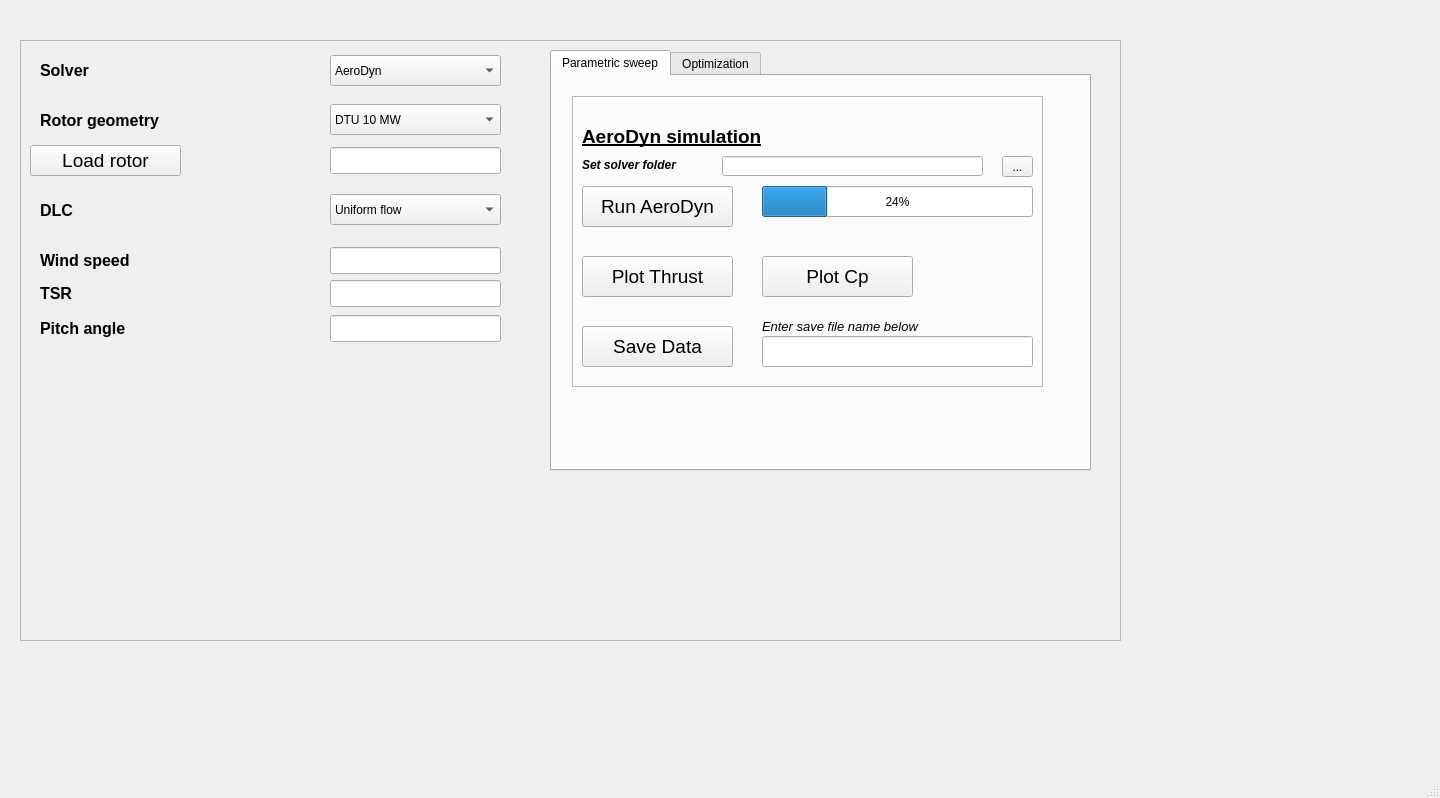
Old version of the form openturbinecode/aerodynamics/Config.ui in the repository OpenTurbineCoDe/OpenTurbineCoDe.
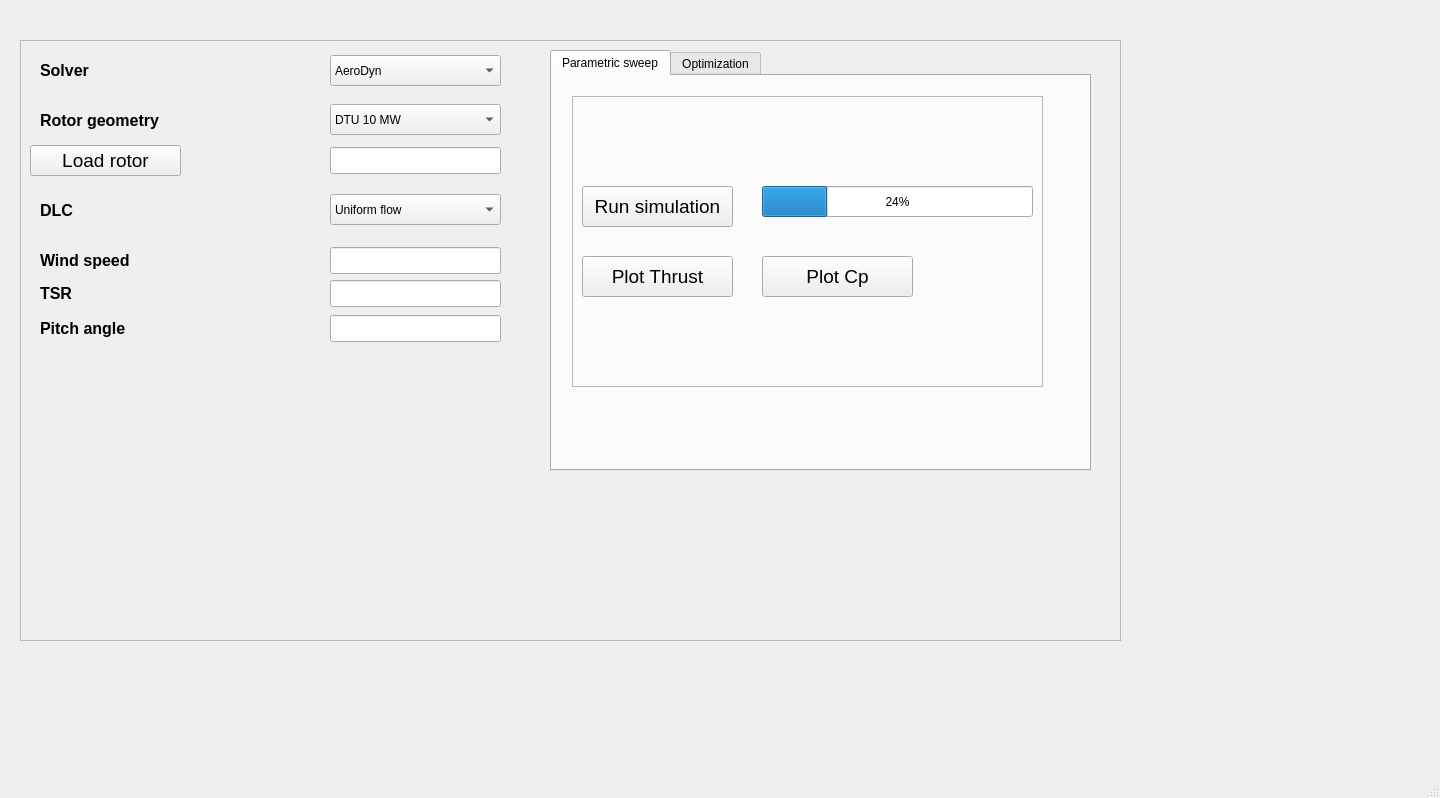
New version of the form.

Commit message: :lipstick: cleaning GUIs

The edit to the form file:
```diff
--- a/openturbinecode/aerodynamics/Config.ui
+++ b/openturbinecode/aerodynamics/Config.ui
@@ -584,27 +584,6 @@
          <property name="frameShadow">
           <enum>QFrame::Plain</enum>
          </property>
-         <widget class="QLabel" name="label_40">
-          <property name="geometry">
-           <rect>
-            <x>190</x>
-            <y>220</y>
-            <width>221</width>
-            <height>21</height>
-           </rect>
-          </property>
-          <property name="font">
-           <font>
-            <pointsize>10</pointsize>
-            <weight>50</weight>
-            <italic>true</italic>
-            <bold>false</bold>
-           </font>
-          </property>
-          <property name="text">
-           <string>Enter save file name below</string>
-          </property>
-         </widget>
          <widget class="QProgressBar" name="progressBar_2">
           <property name="geometry">
            <rect>
@@ -618,16 +597,6 @@
            <number>24</number>
           </property>
          </widget>
-         <widget class="QLineEdit" name="lineEdit_25">
-          <property name="geometry">
-           <rect>
-            <x>150</x>
-            <y>60</y>
-            <width>261</width>
-            <height>20</height>
-           </rect>
-          </property>
-         </widget>
          <widget class="QPushButton" name="plot_cp">
           <property name="geometry">
            <rect>
@@ -646,44 +615,6 @@
            <string>Plot Cp</string>
           </property>
          </widget>
-         <widget class="QPushButton" name="pushButton_11">
-          <property name="geometry">
-           <rect>
-            <x>10</x>
-            <y>230</y>
-            <width>151</width>
-            <height>41</height>
-           </rect>
-          </property>
-          <property name="font">
-           <font>
-            <pointsize>14</pointsize>
-           </font>
-          </property>
-          <property name="text">
-           <string>Save Data</string>
-          </property>
-         </widget>
-         <widget class="QLabel" name="label_41">
-          <property name="geometry">
-           <rect>
-            <x>10</x>
-            <y>60</y>
-            <width>131</width>
-            <height>17</height>
-           </rect>
-          </property>
-          <property name="font">
-           <font>
-            <weight>75</weight>
-            <italic>true</italic>
-            <bold>true</bold>
-           </font>
-          </property>
-          <property name="text">
-           <string>Set solver folder</string>
-          </property>
-         </widget>
          <widget class="QPushButton" name="runAerodyn">
           <property name="geometry">
            <rect>
@@ -699,20 +630,7 @@
            </font>
           </property>
           <property name="text">
-           <string>Run AeroDyn</string>
-          </property>
-         </widget>
-         <widget class="QToolButton" name="toolButton_4">
-          <property name="geometry">
-           <rect>
-            <x>430</x>
-            <y>60</y>
-            <width>31</width>
-            <height>21</height>
-           </rect>
-          </property>
-          <property name="text">
-           <string>...</string>
+           <string>Run simulation</string>
           </property>
          </widget>
          <widget class="QPushButton" name="plot_thrust">
@@ -733,40 +651,6 @@
            <string>Plot Thrust</string>
           </property>
          </widget>
-         <widget class="QLineEdit" name="lineEdit_27">
-          <property name="geometry">
-           <rect>
-            <x>190</x>
-            <y>240</y>
-            <width>271</width>
-            <height>31</height>
-           </rect>
-          </property>
-          <property name="text">
-           <string/>
-          </property>
-         </widget>
-         <widget class="QLabel" name="label_43">
-          <property name="geometry">
-           <rect>
-            <x>10</x>
-            <y>30</y>
-            <width>311</width>
-            <height>21</height>
-           </rect>
-          </property>
-          <property name="font">
-           <font>
-            <pointsize>14</pointsize>
-            <weight>75</weight>
-            <bold>true</bold>
-            <underline>true</underline>
-           </font>
-          </property>
-          <property name="text">
-           <string>AeroDyn simulation</string>
-          </property>
-         </widget>
         </widget>
        </widget>
        <widget class="QWidget" name="Default_2">
```
Left out of the diff: 23 changed lines with no effect on the pictures. The commit also changes 1 other file.
